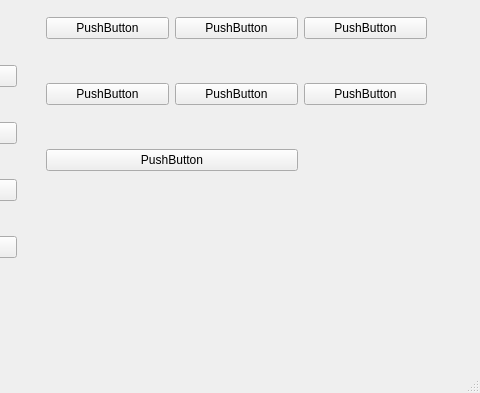
Before: the Qt Designer form Lern_PyQt5/MainWindoeGridLayout.ui in MmMmMqianq/OmronOfficeSystem, drawn with Qt 5; both pictures show x 354 to 834 and y 251 to 644 of the 834 by 644 pixel window.
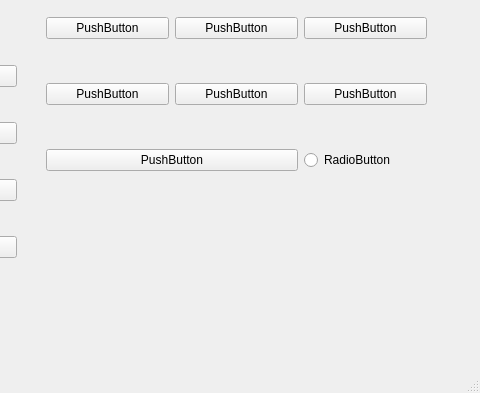
After: the same form once the commit is applied.

What changed in the file:
```diff
--- a/Lern_PyQt5/MainWindoeGridLayout.ui
+++ b/Lern_PyQt5/MainWindoeGridLayout.ui
@@ -216,6 +216,13 @@
        </property>
       </widget>
      </item>
+     <item row="2" column="2">
+      <widget class="QRadioButton" name="radioButton">
+       <property name="text">
+        <string>RadioButton</string>
+       </property>
+      </widget>
+     </item>
     </layout>
    </widget>
   </widget>
```
